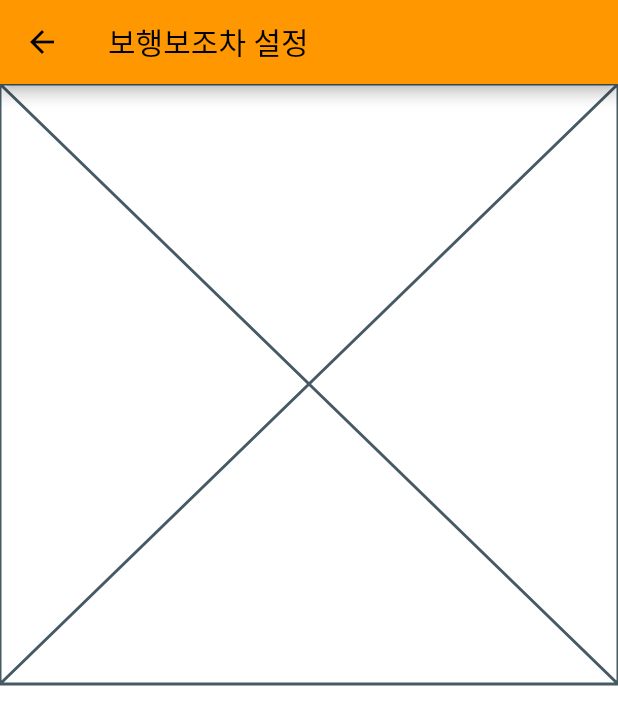
After one commit to ParkSeungHuen/sso, a Flutter app: the SettingCar screen opened by its route, on a phone screen of 412 x 824 dp. The commit adds this screen. Shown: the top 725 px of the screen. Run offline on Flutter 3.47's test engine with Material 2 defaults, Android fonts, the phone set to English and light mode, and no system bars; our stand-ins replace firebase_core, firebase_messaging, fluttertoast, freezed_annotation, rflutter_alert; accounts and stored records are empty; network calls fail; Roboto replaces fonts that are missing (Yeongdeok_Blueroad).

Commit message:
2023.11.10

```diff
--- a/lib/data/api_resource.dart
+++ b/lib/data/api_resource.dart
@@ -1,4 +1,4 @@
 class ApiResource {
-  static const ip = "http://192.168.0.4:8080";
-  static const raspIp = "192.168.56.75";
+  static const ip = "http://192.168.50.202:8080";
+  static const raspIp = "192.168.50.75";
 }
--- a/lib/data/data_source/patient_api.dart
+++ b/lib/data/data_source/patient_api.dart
@@ -8,11 +8,11 @@ class PatientApi {
 
   final http.Client client;
   PatientApi(this.client);
-  static const patietUrl = '${ApiResource.ip}';
+  static const patientUrl = '${ApiResource.ip}';
 
   Future<Result<List<dynamic>>> fetch() async { // 구현완
     try {
-      final response = await client.get(Uri.parse('$patietUrl/api/patients')); // 사람들의 리스트를 불러오기
+      final response = await client.get(Uri.parse('$patientUrl/api/patients')); // 사람들의 리스트를 불러오기
       List<dynamic> jsonResponse = jsonDecode(utf8.decode(response.bodyBytes));
       return Result.success(jsonResponse);
     } catch (e) {
@@ -28,7 +28,7 @@ class PatientApi {
       });
 
       final response = await http.post(
-          Uri.parse('$patietUrl/rehabilitations'),
+          Uri.parse('$patientUrl/rehabilitations'),
           headers: <String, String>{
             'Content-Type': 'application/json; charset=UTF-8',
           },
--- a/lib/domain/repository/car_api_repository.dart
+++ b/lib/domain/repository/car_api_repository.dart
@@ -1,6 +1,11 @@
 
+import 'package:sso_cool/data/data_source/result.dart';
 import 'package:sso_cool/domain/model/rehabilitation_car_send_data/rehabilitation_car_send_data.dart';
+
+import '../model/rehabilitation_car/rehabilitation_car.dart';
 
 abstract class CarApiRepository {
   Future<void> sendDataToCar(RehabilitationCarSendData rehabilitationCarSendData);
+
+  Future<Result<List<RehabilitationCar>>> getCarList(); // 보행보조차 조회
 }
--- /dev/null
+++ b/lib/screen/setting_car/setting_car.dart
@@ -0,0 +1,25 @@
+import 'package:flutter/material.dart';
+
+class SettingCar extends StatefulWidget {
+  const SettingCar({Key? key}) : super(key: key);
+
+  @override
+  State<SettingCar> createState() => _SettingCarState();
+}
+
+class _SettingCarState extends State<SettingCar> {
+  @override
+  Widget build(BuildContext context) {
+    return Scaffold(
+      appBar: AppBar(
+        title: Text("보행보조차 설정"),
+      ),
+
+      body: Column(
+        children: [
+          const Placeholder()
+        ],
+      ),
+    );
+  }
+}
```
Also changed, not shown: lib/data/repository/car_api_repository_impl.dart (+8 -0 lines), lib/domain/model/rehabilitation_car/rehabilitation_car.dart (added, +16 -0 lines), lib/main.dart (+2 -11 lines), lib/domain/model/rehabilitation_car/rehabilitation_car.freezed.dart (added), lib/domain/model/rehabilitation_car/rehabilitation_car.g.dart (added), 2 other files.
